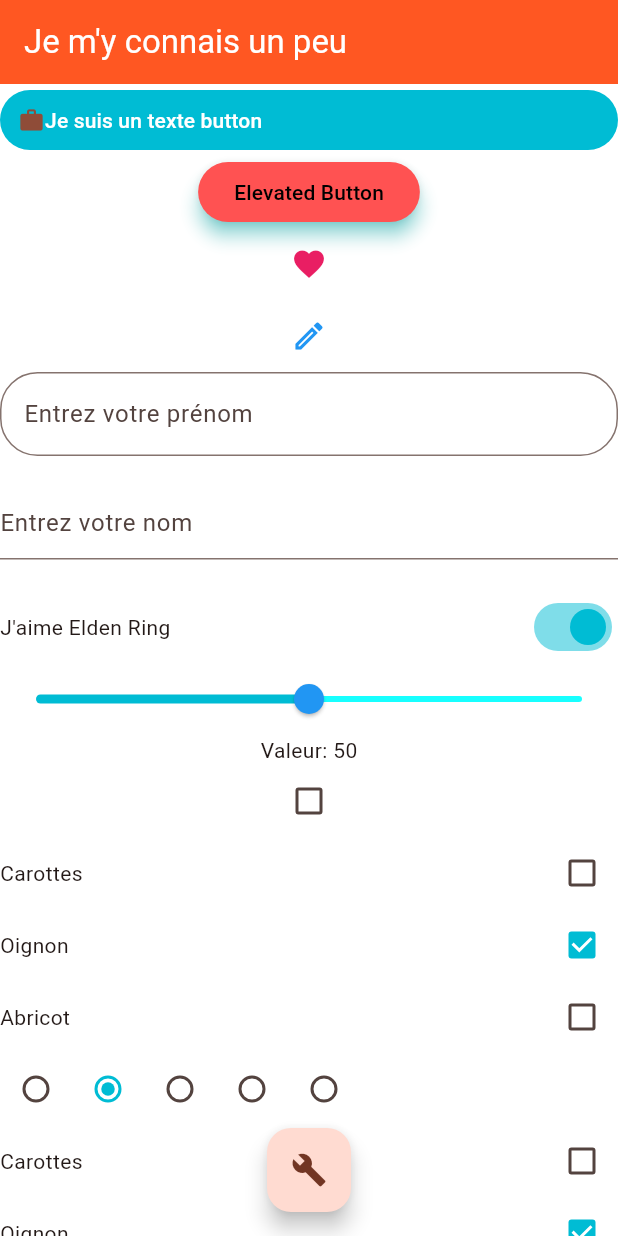
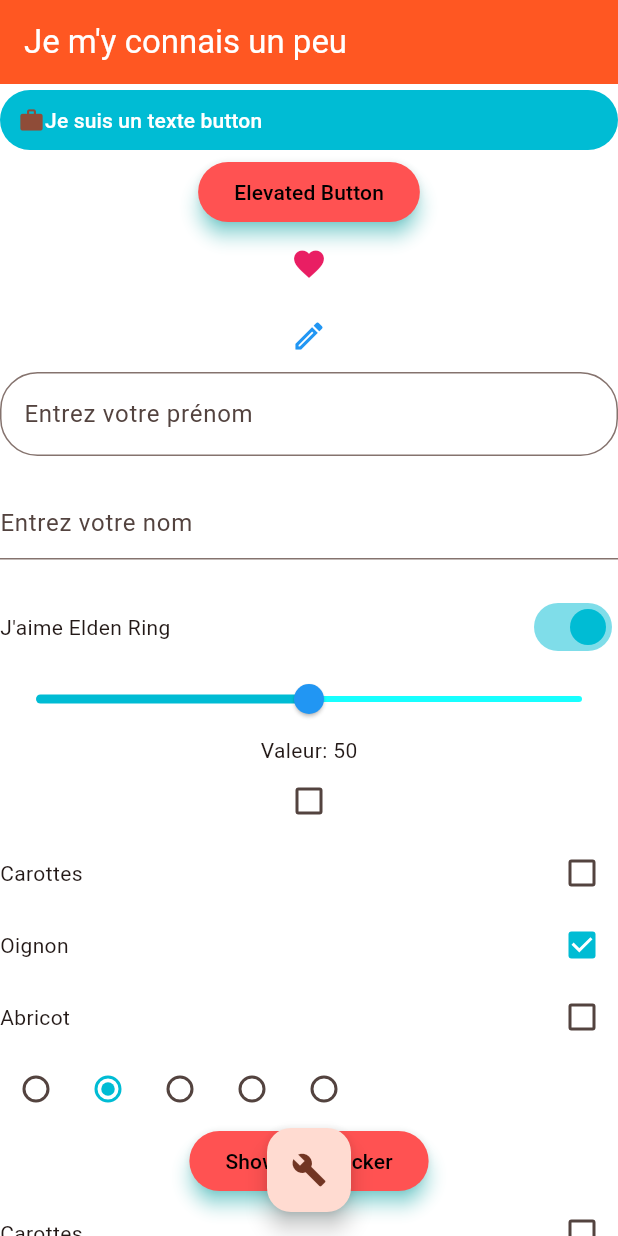
Before and after one commit to MaximeBel24/Flutter_Widget_Interactifs, a Flutter app: the screen it shows after launch, on a phone screen of 412 x 824 dp. Run offline on Flutter 3.47's test engine with Material 3 defaults, Android fonts, the phone set to English and light mode, and no system bars.

Commit message:
ajout de Date Picker

```diff
--- a/lib/interactif_page.dart
+++ b/lib/interactif_page.dart
@@ -22,6 +22,8 @@ class InteractifPageState extends State<InteractifPage> {
     "Abricot": false
   };
   int groupValue = 1;
+  DateTime firstDate = DateTime.now();
+  DateTime lastDate = DateTime(2040);
 
   @override
   void initState() {
@@ -61,18 +63,7 @@ class InteractifPageState extends State<InteractifPage> {
                   children: [const Icon(Icons.work), textButtonText()],
                 ),
               ),
-              ElevatedButton(
-                onPressed: updateColorsOnSimplePress,
-                onLongPress: updateColorsOnLongPress,
-                style: ElevatedButton.styleFrom(
-                    backgroundColor: elevatedColorBackgroundBottom,
-                    elevation: 5,
-                    shadowColor: Colors.cyanAccent),
-                child: const Text(
-                  "Elevated Button",
-                  style: TextStyle(color: Colors.black),
-                ),
-              ),
+              firstElvButton(),
               IconButton(
                 onPressed: updateElevatedButtonColor,
                 icon: Icon(icon),
@@ -142,6 +133,7 @@ class InteractifPageState extends State<InteractifPage> {
               Checkbox(value: check, onChanged: ((newBool) => setState(() => check = newBool ?? false))),
               checks(),
               radios(),
+              secondElvButton(),
               checks()
 
 
@@ -256,4 +248,50 @@ class InteractifPageState extends State<InteractifPage> {
     }
     return Row(children: radios,);
   }
+
+  ElevatedButton firstElvButton(){
+    return ElevatedButton(
+      onPressed: updateColorsOnSimplePress,
+      onLongPress: updateColorsOnLongPress,
+      style: ElevatedButton.styleFrom(
+          backgroundColor: elevatedColorBackgroundBottom,
+          elevation: 5,
+          shadowColor: Colors.cyanAccent),
+      child: const Text(
+        "Elevated Button",
+        style: TextStyle(color: Colors.black),
+      ),
+    );
+  }
+
+  ElevatedButton secondElvButton(){
+    return ElevatedButton(
+      onPressed: () {
+        showDate(context);
+      },
+      onLongPress: updateColorsOnLongPress,
+      style: ElevatedButton.styleFrom(
+          backgroundColor: elevatedColorBackgroundBottom,
+          elevation: 5,
+          shadowColor: Colors.cyanAccent),
+      child: const Text(
+        "Show Date Picker",
+        style: TextStyle(color: Colors.black),
+      ),
+    );
+  }
+
+  void showDate(BuildContext context){
+    showDatePicker(
+        context: context,
+        firstDate: firstDate,
+        lastDate: lastDate
+    ).then((value) => {
+      if (value != null) {
+        setState(() {
+          firstDate = value;
+        })
+      }
+    });
+  }
 }
```
